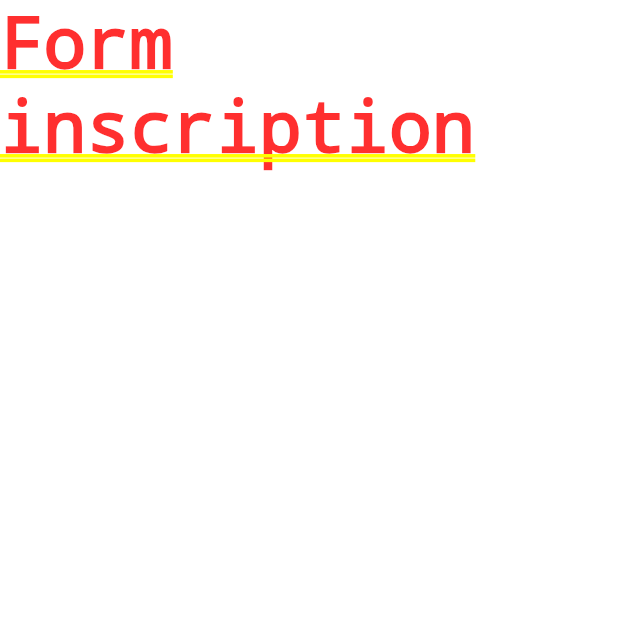
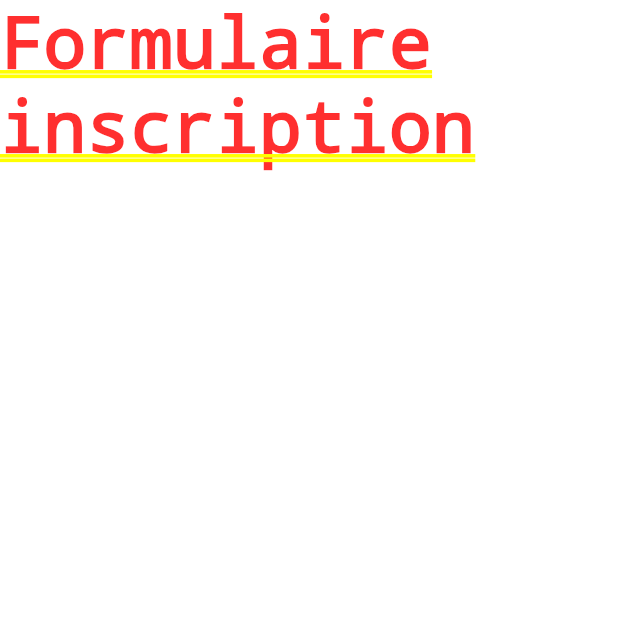
Before and after one commit to elhadjibabacarsene/Projet-Book-Yonn-mobile, a Flutter app: the screen it shows after launch, after a tap on an icon or button, on a phone screen of 412 x 824 dp, the top half of it. Run offline on Flutter 3.47's test engine with Material 2 defaults, Android fonts, the phone set to English and light mode, and no system bars; our stand-ins replace hexcolor.

Commit message:
config:routing2

```diff
--- a/lib/main.dart
+++ b/lib/main.dart
@@ -1,4 +1,3 @@
-import 'package:book_yonn_mobile/views/inscriptions/inscriptions.dart';
 import 'package:book_yonn_mobile/views/inscriptions/inscriptions_form.dart';
 import 'package:book_yonn_mobile/views/inscriptions/inscriptions_home.dart';
 import 'package:flutter/material.dart';
--- a/lib/views/inscriptions/inscriptions_form.dart
+++ b/lib/views/inscriptions/inscriptions_form.dart
@@ -14,7 +14,7 @@ class _InscriptionsFormState extends State<InscriptionsForm> {
   @override
   Widget build(BuildContext context) {
     return Container(
-      child: Text('Form inscription')
+      child: Text('Formulaire inscription')
     );
   }
 }
```
